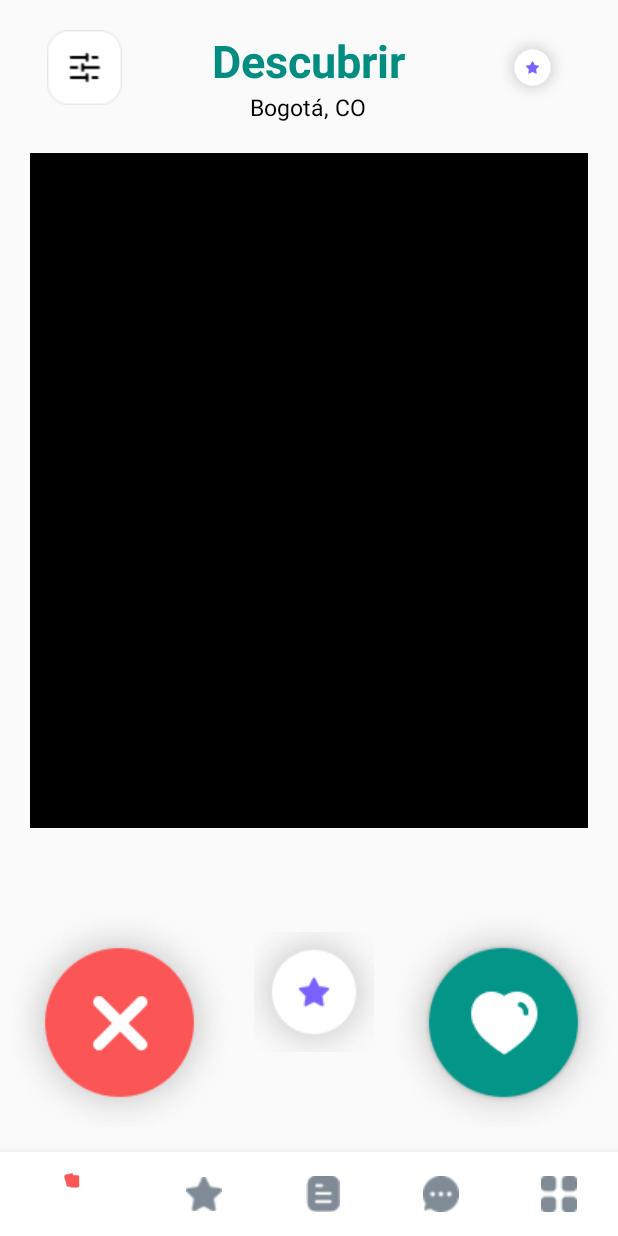
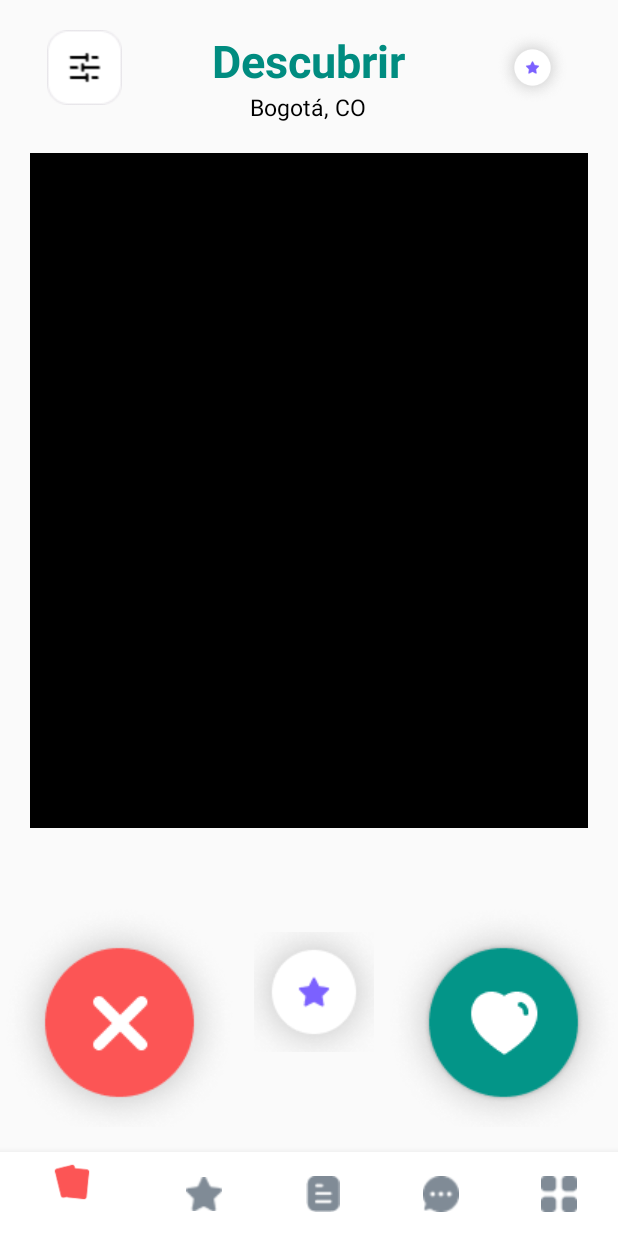
Before and after one commit to cristdulcey/roush_android, an Android app: the MenuNavigation screen opened directly, with no data from a screen before it, on a phone screen of 412 x 824 dp. Run offline under Robolectric (Android 15) with nearby library versions, the phone set to English and light mode, and no system bars.

Commit message:
Cambio primer icono

```diff
--- a/app/src/main/res/menu/menu.xml
+++ b/app/src/main/res/menu/menu.xml
@@ -4,7 +4,7 @@
 
     <item
         android:id="@+id/navigation_matchs"
-        android:icon="@drawable/active"
+        android:icon="@drawable/cards_blue"
         android:title="" />
 
     <item
```
Also changed, not shown: app/src/main/res/drawable/cards_blue.png (added).
